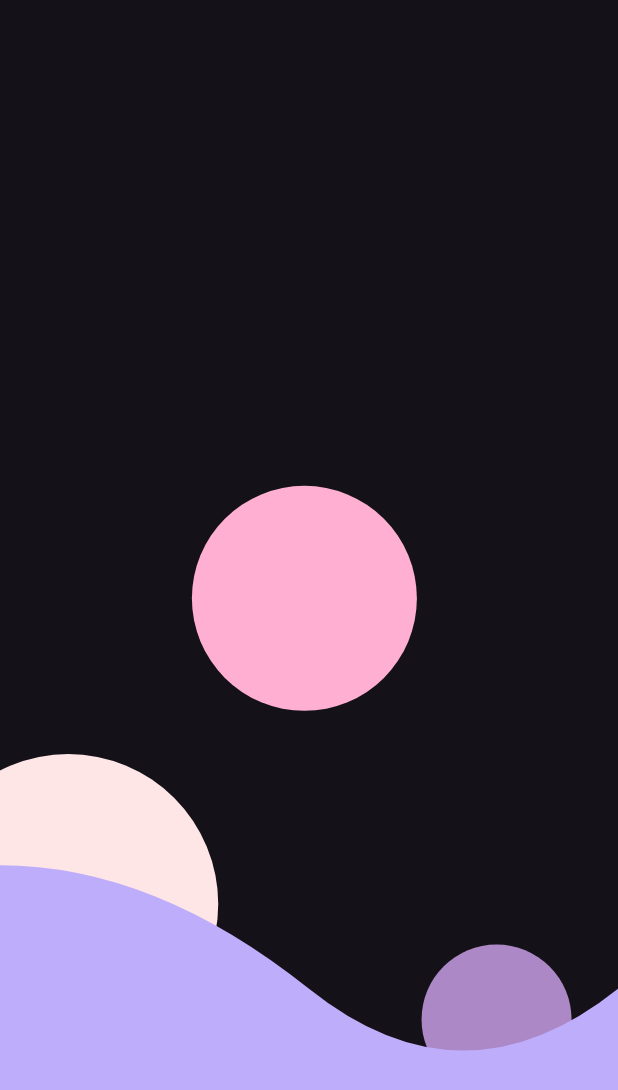
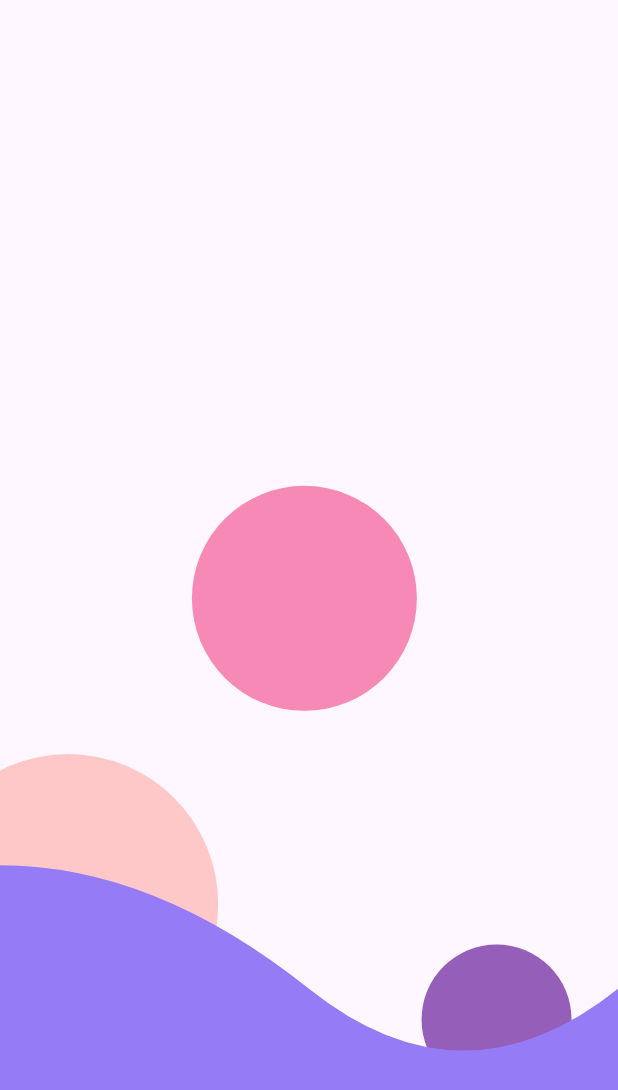
Before and after one commit to enekor/Cuentas, a Flutter app: the screen it shows after launch, on a phone screen of 412 x 824 dp. Shown: the top 1090 px of the screen. Run offline on Flutter 3.47's test engine with Material 3 defaults, Android fonts, the phone set to English and light mode, and no system bars; our stand-ins replace cloud_firestore, firebase_core, get; accounts and stored records are empty.

Commit message:
version 1

```diff
--- a/lib/home/home.dart
+++ b/lib/home/home.dart
@@ -4,6 +4,7 @@ import 'package:cuentas_android/values.dart';
 import 'package:cuentas_android/widgets/ItemView.dart';
 import 'package:cuentas_android/pantallas/info.dart';
 import 'package:cuentas_android/pattern/pattern.dart';
+import 'package:get/get.dart';
 
 class Home extends StatefulWidget {
   const Home({Key? key}) : super(key: key);
@@ -28,8 +29,7 @@ class _HomeState extends State<Home> {
         child: Padding(
           padding: const EdgeInsets.all(20.0),
           child: Center(
-            child: Column(children:[
-              Row(
+            child:Row(
               mainAxisAlignment: MainAxisAlignment.spaceEvenly,
               crossAxisAlignment: CrossAxisAlignment.center,
               children: Values()
@@ -38,13 +38,11 @@ class _HomeState extends State<Home> {
                       onTap: () {
                         Values().seleccionar(cuenta.id);
                         Navigator.of(context).push(MaterialPageRoute(
-                            builder: (context) => const Info()));
+                            builder: (context) => const Info())).then((value) => setState(() {}));
                       },
                       child: ItemCard(cuenta.Nombre,
                           cuenta.GetTotal(DateTime.now().year))))
                   .toList()
-            ),
-            ]
             ),
           ),
         ),
--- a/lib/main.dart
+++ b/lib/main.dart
@@ -7,12 +7,21 @@ import 'package:firebase_core/firebase_core.dart';
 import 'firebase_options.dart';
 
 void main() async {
+  // 1. Initialize WidgetsFlutterBinding
+  WidgetsFlutterBinding.ensureInitialized();
+
+  // 2. Initialize Firebase
   await Firebase.initializeApp(
     options: DefaultFirebaseOptions.currentPlatform,
   );
+
+  // 3. Access Firebase features (including cuentaDao)
   await cuentaDao().obtenerDatos();
+
+  // 4. Run the app
   runApp(const MyApp());
 }
+
 
 class MyApp extends StatelessWidget {
   const MyApp({super.key});
@@ -24,12 +33,8 @@ class MyApp extends StatelessWidget {
       title: 'Flutter App!!',
       theme: MyLightTheme,
       darkTheme: MyDarkTheme,
-      home: Scaffold(body: FutureBuilder(
-        future:cuentaDao().obtenerDatos(),
-        builder: (context, snapshot) => snapshot.connectionState == ConnectionState.done
-          ? const Home()
-          : CircularProgressIndicator(color: Theme.of(context).primaryColor,),
-        ),
+      home: const Scaffold(
+          body:  Home()
       ),
       debugShowCheckedModeBanner: false,
     );
--- a/lib/models/Mes.dart
+++ b/lib/models/Mes.dart
@@ -17,7 +17,7 @@ class Mes {
 
   factory Mes.fromJson(Map<String, dynamic> json) => Mes.complete(
         Gastos: List<Gasto>.from(json["Gastos"].map((x) => Gasto.fromJson(x))),
-        Ingreso: json["Ingreso"],
+        Ingreso: json["Ingreso"].toDouble(),
         Extras: List<Gasto>.from(json["Extras"].map((x) => Gasto.fromJson(x))),
         NMes: json["NMes"],
         Anno: json['Anno']
--- a/lib/themes/DarkTheme.dart
+++ b/lib/themes/DarkTheme.dart
@@ -7,10 +7,12 @@ class AppColorsD{
   static const Color secondaryColor3 =  Color.fromARGB(255, 149, 94, 185);
   static const Color secondaryColor4 =  Color.fromARGB(255, 100, 85, 180);
   static const Color secondaryColor5 =  Color.fromARGB(255, 149, 123, 245);
+  static const Color okButtonColor = Color.fromRGBO(29, 115, 29,1);
+  static const Color errorButtonColor = Color.fromRGBO(	225, 11, 0,1);
   static const Color textColor = Colors.white70;
 }
 
-ThemeData MyLightTheme = ThemeData(
+ThemeData MyDarkTheme = ThemeData(
   primaryColor: AppColorsD.primaryColor,
   useMaterial3: true,
   brightness: Brightness.dark,
--- a/lib/themes/LightTheme.dart
+++ b/lib/themes/LightTheme.dart
@@ -7,10 +7,12 @@ class AppColorsL{
   static const Color secondaryColor3 = Color.fromRGBO(173, 136, 198, 1);
   static const Color secondaryColor4 = Color.fromRGBO(116, 105, 182, 1);
   static const Color secondaryColor5 = Color.fromRGBO(190, 173, 250, 1);
+  static const Color okButtonColor = Color.fromRGBO(119, 221, 119,1);
+  static const Color errorButtonColor = Color.fromRGBO(255, 105, 97,1);
   static const Color textColor = Colors.black87;
 }
 
-ThemeData MyDarkTheme = ThemeData(
+ThemeData MyLightTheme = ThemeData(
   primaryColor: AppColorsL.primaryColor,
   useMaterial3: true,
   brightness: Brightness.light,
--- a/pubspec.yaml
+++ b/pubspec.yaml
@@ -56,8 +56,8 @@ flutter:
   uses-material-design: true
   # To add assets to your application, add an assets section, like this:
   assets:
-    - assets/images/fondo.jpg
-    - assets/images/gatook.png
+    - lib/assets/images/
+    - lib/assets/images/gatook.png
   #   - images/a_dot_ham.jpeg
 
   # An image asset can refer to one or more resolution-specific "variants", see
```
Also changed, not shown: lib/pantallas/extras.dart (+65 -47 lines), lib/pantallas/info.dart (+27 -24 lines), assets/images/fondo.jpg (deleted), lib/assets/images/gatook.png (renamed from assets/images/gatook.png), 1 other file.
